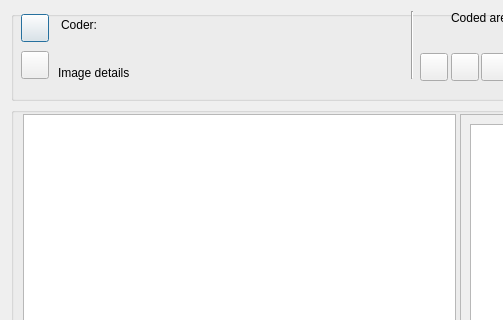
Qt form GUI_UIs/ui_dialog_code_image.ui (ccbogel/QualCoder) before a commit; both pictures show x 0 to 503 and y 0 to 320 of the 950 by 663 pixel window.
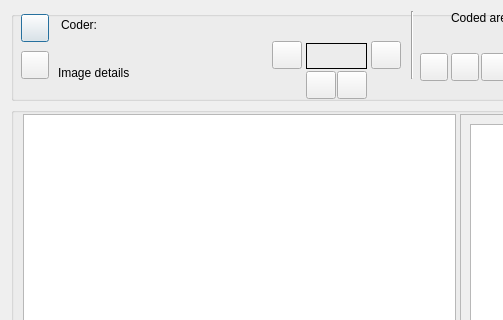
The same form after that commit.

Commit message: add pdf controls

What changed in the file:
```diff
--- a/GUI_UIs/ui_dialog_code_image.ui
+++ b/GUI_UIs/ui_dialog_code_image.ui
@@ -65,7 +65,7 @@
        <rect>
         <x>47</x>
         <y>41</y>
-        <width>341</width>
+        <width>201</width>
         <height>41</height>
        </rect>
       </property>
@@ -239,6 +239,98 @@
        <string/>
       </property>
      </widget>
+     <widget class="QPushButton" name="pushButton_previous_page">
+      <property name="geometry">
+       <rect>
+        <x>261</x>
+        <y>30</y>
+        <width>30</width>
+        <height>28</height>
+       </rect>
+      </property>
+      <property name="toolTip">
+       <string>&lt;html&gt;&lt;head/&gt;&lt;body&gt;&lt;p&gt;Previous&lt;/p&gt;&lt;/body&gt;&lt;/html&gt;</string>
+      </property>
+      <property name="text">
+       <string/>
+      </property>
+     </widget>
+     <widget class="QPushButton" name="pushButton_next_page">
+      <property name="geometry">
+       <rect>
+        <x>360</x>
+        <y>30</y>
+        <width>30</width>
+        <height>28</height>
+       </rect>
+      </property>
+      <property name="toolTip">
+       <string>&lt;html&gt;&lt;head/&gt;&lt;body&gt;&lt;p&gt;Next&lt;/p&gt;&lt;/body&gt;&lt;/html&gt;</string>
+      </property>
+      <property name="text">
+       <string/>
+      </property>
+     </widget>
+     <widget class="QLabel" name="label_pages">
+      <property name="geometry">
+       <rect>
+        <x>295</x>
+        <y>32</y>
+        <width>61</width>
+        <height>26</height>
+       </rect>
+      </property>
+      <property name="toolTip">
+       <string>&lt;html&gt;&lt;head/&gt;&lt;body&gt;&lt;p&gt;Pages&lt;/p&gt;&lt;/body&gt;&lt;/html&gt;</string>
+      </property>
+      <property name="autoFillBackground">
+       <bool>false</bool>
+      </property>
+      <property name="frameShape">
+       <enum>QFrame::Box</enum>
+      </property>
+      <property name="text">
+       <string/>
+      </property>
+      <property name="alignment">
+       <set>Qt::AlignCenter</set>
+      </property>
+      <property name="wordWrap">
+       <bool>true</bool>
+      </property>
+     </widget>
+     <widget class="QPushButton" name="pushButton_last_page">
+      <property name="geometry">
+       <rect>
+        <x>295</x>
+        <y>60</y>
+        <width>30</width>
+        <height>28</height>
+       </rect>
+      </property>
+      <property name="toolTip">
+       <string>&lt;html&gt;&lt;head/&gt;&lt;body&gt;&lt;p&gt;Last Page&lt;/p&gt;&lt;/body&gt;&lt;/html&gt;</string>
+      </property>
+      <property name="text">
+       <string/>
+      </property>
+     </widget>
+     <widget class="QPushButton" name="pushButton_goto_page">
+      <property name="geometry">
+       <rect>
+        <x>326</x>
+        <y>60</y>
+        <width>30</width>
+        <height>28</height>
+       </rect>
+      </property>
+      <property name="toolTip">
+       <string>&lt;html&gt;&lt;head/&gt;&lt;body&gt;&lt;p&gt;Go to page&lt;/p&gt;&lt;/body&gt;&lt;/html&gt;</string>
+      </property>
+      <property name="text">
+       <string/>
+      </property>
+     </widget>
     </widget>
    </item>
    <item row="4" column="0">
```
